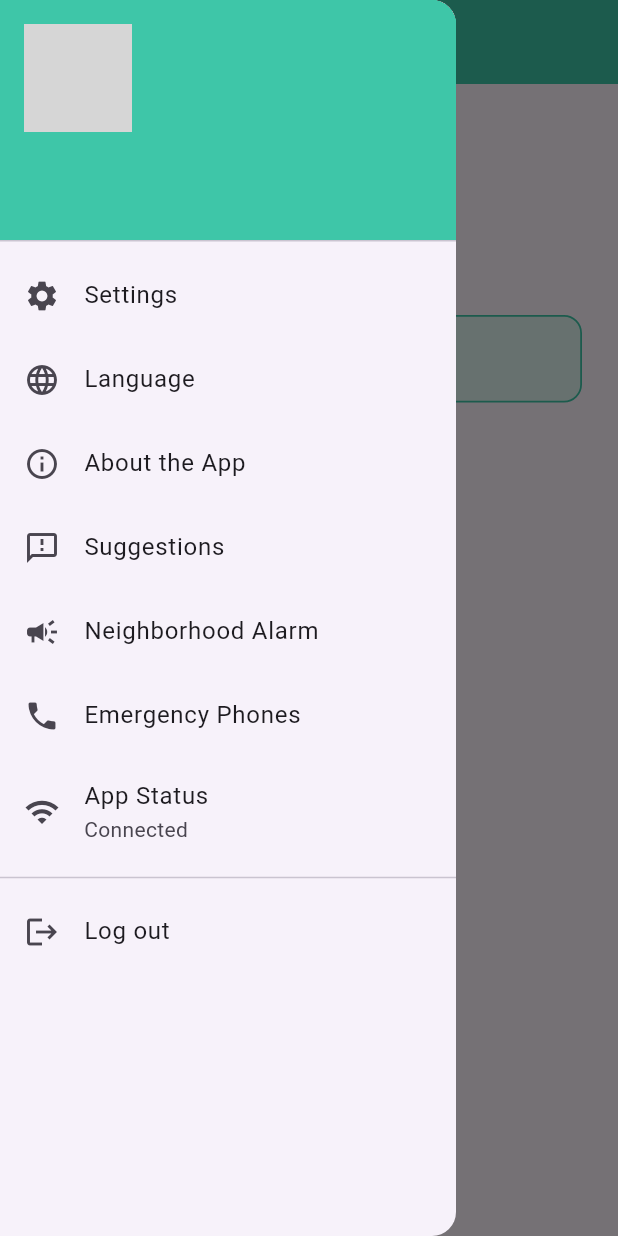
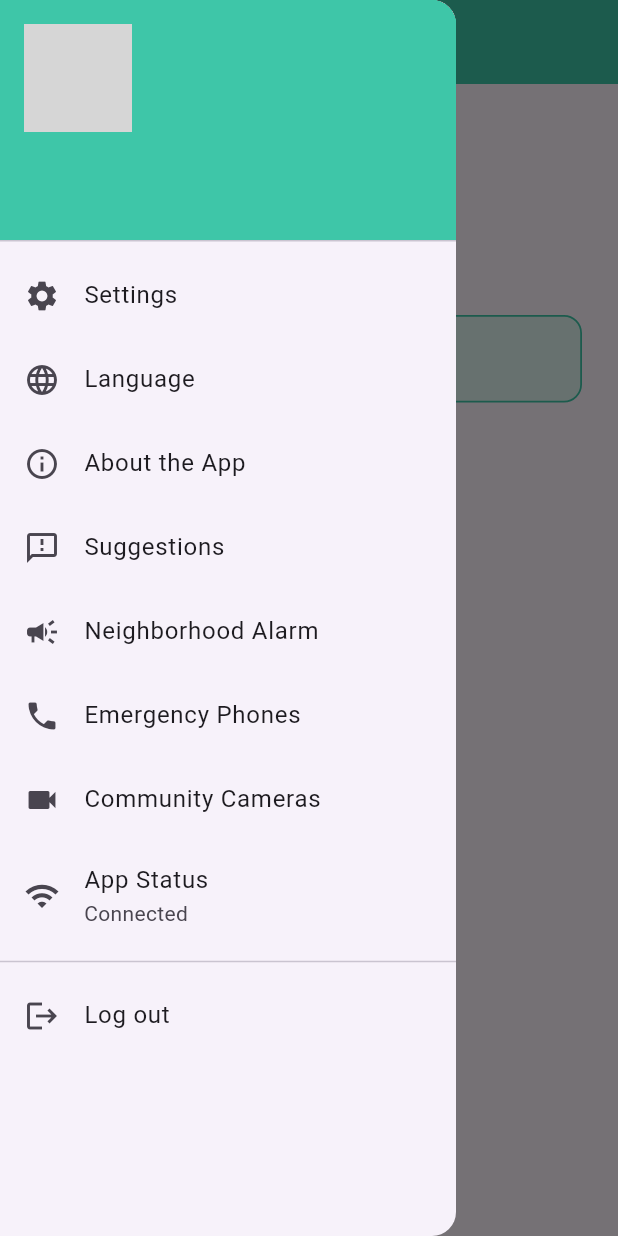
Before and after one commit to Desarrolladores-F5/mi-vecino-app, a Flutter app: the HomeScreen screen opened by its route, with the side drawer open, on a phone screen of 412 x 824 dp. Run offline on Flutter 3.47's test engine with Material 3 defaults, Android fonts, the phone set to English and light mode, and no system bars; our stand-ins replace audioplayers, awesome_dialog, cloud_firestore, connectivity_plus, firebase_auth, firebase_core and 6 more; missing offline and left inert: file_selector, firebase_app_check; accounts and stored records are empty; network calls fail; Roboto replaces fonts that are missing (MiVecinoFont); grey boxes are pictures that could not be loaded.

Commit message:
Integración de Cámaras Comunitarias + internacionalizado

```diff
--- a/lib/l10n/app_en.arb
+++ b/lib/l10n/app_en.arb
@@ -95,6 +95,7 @@
   "carabineros": "Chilean Police",
   "bomberos": "Firefighters",
   "samu": "SAMU - Medical Emergency",
-  "llamar": "Call"
-
+  "llamar": "Call",
+  "camarasComunitarias": "Community Cameras",
+  "verCamaras": "View community cameras"
 }
--- a/lib/l10n/app_es.arb
+++ b/lib/l10n/app_es.arb
@@ -95,6 +95,7 @@
   "carabineros": "Carabineros de Chile",
   "bomberos": "Bomberos",
   "samu": "SAMU",
-  "llamar": "Llamar"
-
+  "llamar": "Llamar",
+  "camarasComunitarias": "Cámaras Comunitarias",
+  "verCamaras": "Ver cámaras de la comunidad"
 }
--- a/lib/l10n/app_localizations.dart
+++ b/lib/l10n/app_localizations.dart
@@ -643,6 +643,18 @@ abstract class AppLocalizations {
   /// In es, this message translates to:
   /// **'Llamar'**
   String get llamar;
+
+  /// No description provided for @camarasComunitarias.
+  ///
+  /// In es, this message translates to:
+  /// **'Cámaras Comunitarias'**
+  String get camarasComunitarias;
+
+  /// No description provided for @verCamaras.
+  ///
+  /// In es, this message translates to:
+  /// **'Ver cámaras de la comunidad'**
+  String get verCamaras;
 }
 
 class _AppLocalizationsDelegate
--- a/lib/l10n/app_localizations_en.dart
+++ b/lib/l10n/app_localizations_en.dart
@@ -283,4 +283,10 @@ class AppLocalizationsEn extends AppLocalizations {
 
   @override
   String get llamar => 'Call';
+
+  @override
+  String get camarasComunitarias => 'Community Cameras';
+
+  @override
+  String get verCamaras => 'View community cameras';
 }
--- a/lib/l10n/app_localizations_es.dart
+++ b/lib/l10n/app_localizations_es.dart
@@ -285,4 +285,10 @@ class AppLocalizationsEs extends AppLocalizations {
 
   @override
   String get llamar => 'Llamar';
+
+  @override
+  String get camarasComunitarias => 'Cámaras Comunitarias';
+
+  @override
+  String get verCamaras => 'Ver cámaras de la comunidad';
 }
--- a/lib/main.dart
+++ b/lib/main.dart
@@ -14,6 +14,8 @@ import 'screens/home_screen.dart';
 import 'screens/check_auth_screen.dart';
 import 'screens/idioma_screen.dart'; // 🌍 Pantalla para cambiar idioma
 import 'screens/telefonos_emergencia_screen.dart'; // Agrega el import
+import 'screens/camaras_screen.dart'; // 👈 IMPORTANTE para ver las camaras (con linea 117)
+
 
 // 🔑 Clave global para acceder al estado de la app y cambiar idioma
 final GlobalKey<_MiVecinoAppState> appKey = GlobalKey<_MiVecinoAppState>();
@@ -112,6 +114,7 @@ class _MiVecinoAppState extends State<MiVecinoApp> {
         '/home': (context) => HomeScreen(),
         '/idioma': (context) => const IdiomaScreen(),
         '/telefonos_emergencia': (context) => const TelefonosEmergenciaScreen(),
+        '/camaras': (context) => const CamarasScreen(),
       },
     );
   }
--- a/lib/screens/home_screen.dart
+++ b/lib/screens/home_screen.dart
@@ -183,6 +183,11 @@ class _HomeScreenState extends State<HomeScreen> {
               onTap: () {Navigator.pop(context);Navigator.pushNamed(context, '/telefonos_emergencia');},
             ),
             ListTile(
+              leading: const Icon(Icons.videocam),
+              title: Text(AppLocalizations.of(context).camarasComunitarias),
+              onTap: () {Navigator.pop(context);Navigator.pushNamed(context, '/camaras');},
+            ),
+            ListTile(
               leading: const Icon(Icons.wifi),
               title: Text(localizations.estadoApp),
               subtitle: Text(localizations.estadoConectado),
--- a/pubspec.yaml
+++ b/pubspec.yaml
@@ -54,6 +54,7 @@ dependencies:
   firebase_messaging: ^15.2.9  # O la versión más reciente, para hacer funcionar la alarma
   flutter_local_notifications: ^19.2.1   # para hacer funcionar la alarma
   url_launcher: ^6.2.5    # para hacer llamadas de emergencia a carabineros o bomberos, etc.
+  webview_flutter: ^4.13.0
 
 dev_dependencies:
   flutter_test:
```
Also changed, not shown: lib/screens/camaras_screen.dart (added, +66 -0 lines), pubspec.lock, 1 other file.
